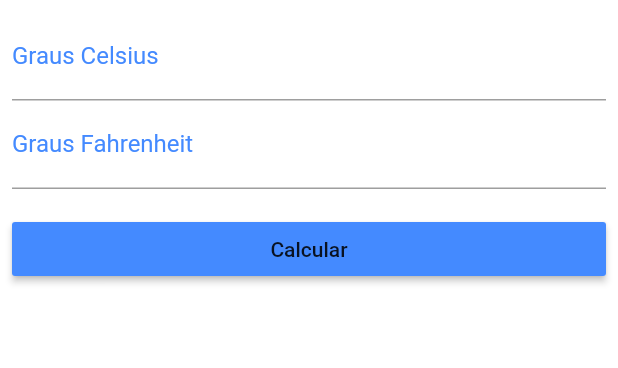
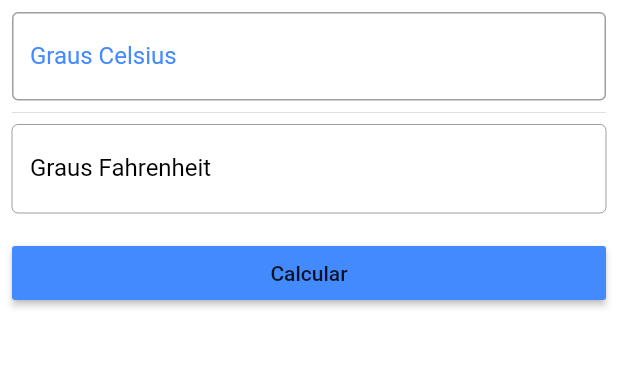
Before and after one commit to IsmaelPires/mobile-flutter-conversor, a Flutter app: the screen it shows after launch, on a phone screen of 412 x 824 dp, the part 189-557 px from its top. Run offline on Flutter 3.47's test engine with Material 2 defaults, Android fonts, the phone set to English and light mode, and no system bars.

Commit message:
Criando sufixo para os inputs e alterações de estilo da página

```diff
--- a/lib/main.dart
+++ b/lib/main.dart
@@ -60,7 +60,8 @@ class _HomeState extends State<Home> {
       ],
     );
 
-    Image imgLogo = Image.asset("assets/images/logo.png", height: 70, width: 70);
+    Image imgLogo =
+        Image.asset("assets/images/logo.png", height: 70, width: 70);
 
     TextStyle styleDecoration =
         TextStyle(color: Colors.blueAccent, fontSize: 16);
@@ -68,7 +69,7 @@ class _HomeState extends State<Home> {
 
     RaisedButton raisedButton = RaisedButton(
       onPressed: () {
-        if (_formKey.currentState.validate()){
+        if (_formKey.currentState.validate()) {
           _converter();
         }
       },
@@ -78,7 +79,7 @@ class _HomeState extends State<Home> {
 
     TextFormField tempCelsius = TextFormField(
         decoration: InputDecoration(
-            labelText: 'Graus Celsius', labelStyle: styleDecoration),
+            labelText: 'Graus Celsius', labelStyle: styleDecoration, border: OutlineInputBorder(), suffixText: "ºC"),
         keyboardType: TextInputType.number,
         textAlign: TextAlign.center,
         style: styleField,
@@ -90,8 +91,9 @@ class _HomeState extends State<Home> {
         });
 
     TextFormField tempFahrenheit = TextFormField(
+      enabled: false,
       decoration: InputDecoration(
-          labelText: 'Graus Fahrenheit', labelStyle: styleDecoration),
+          labelText: 'Graus Fahrenheit', labelStyle: TextStyle(color: Colors.black), border: OutlineInputBorder(), suffixText: "ºF"),
       keyboardType: TextInputType.number,
       textAlign: TextAlign.center,
       style: styleField,
@@ -106,7 +108,7 @@ class _HomeState extends State<Home> {
     Container containerPaddingFields = Container(
       padding: EdgeInsets.all(8.0),
       child: Column(
-        children: <Widget>[tempCelsius, tempFahrenheit],
+        children: <Widget>[tempCelsius, Divider(), tempFahrenheit],
       ),
     );
 
```
